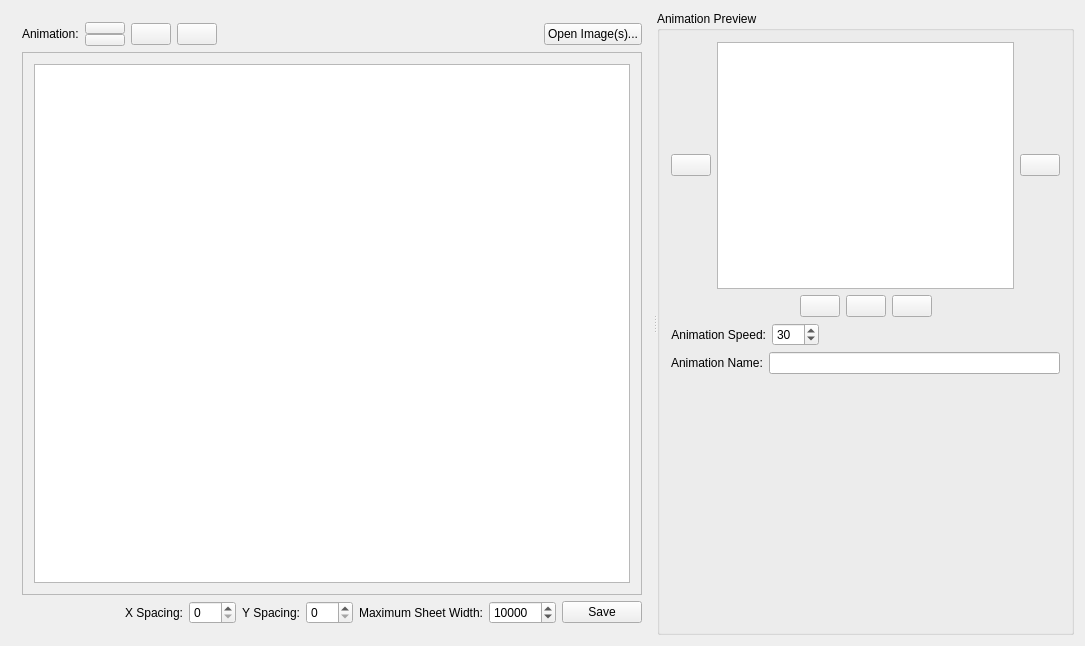
This is mainwindow.ui in meh2481/SpriteSheeter as Qt 5 draws it before an edit. The edited form follows.
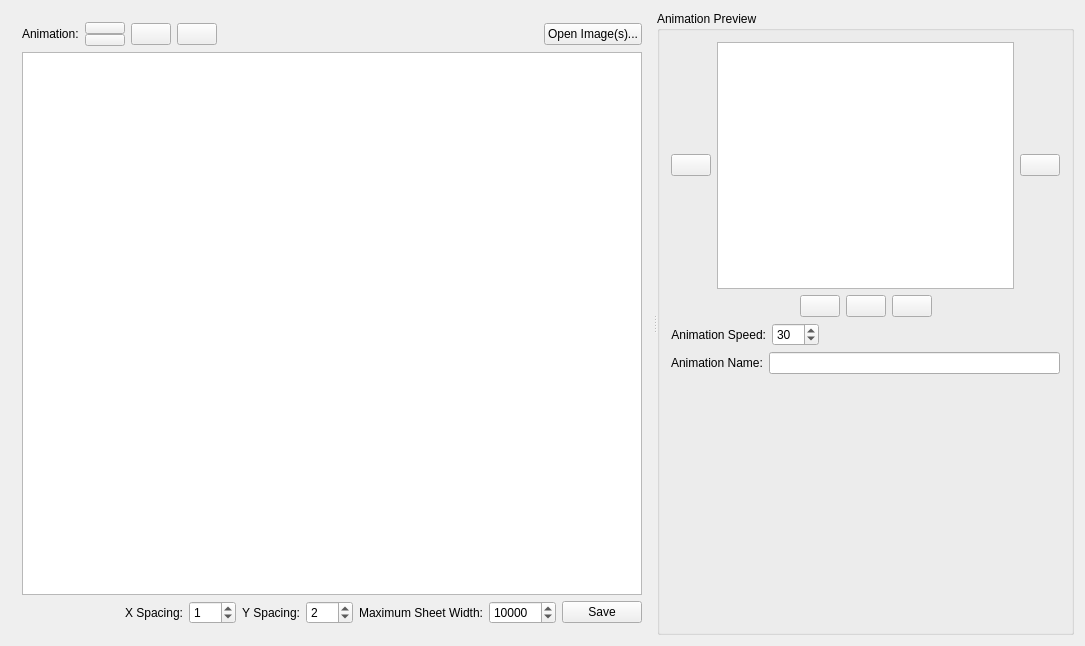
This is the edited form. Icons and pictures are not drawn.

The edit to the form file:
```diff
--- a/mainwindow.ui
+++ b/mainwindow.ui
@@ -157,26 +157,7 @@
          </layout>
         </item>
         <item>
-         <widget class="QScrollArea" name="scrollArea">
-          <property name="widgetResizable">
-           <bool>true</bool>
-          </property>
-          <widget class="QWidget" name="scrollAreaWidgetContents">
-           <property name="geometry">
-            <rect>
-             <x>0</x>
-             <y>0</y>
-             <width>637</width>
-             <height>538</height>
-            </rect>
-           </property>
-           <layout class="QHBoxLayout" name="horizontalLayout_12">
-            <item>
-             <widget class="QGraphicsView" name="sheetPreview"/>
-            </item>
-           </layout>
-          </widget>
-         </widget>
+         <widget class="QGraphicsView" name="sheetPreview"/>
         </item>
         <item>
          <layout class="QHBoxLayout" name="horizontalLayout_5">
@@ -216,6 +197,9 @@
               <property name="maximum">
                <number>999</number>
               </property>
+              <property name="value">
+               <number>1</number>
+              </property>
              </widget>
             </item>
            </layout>
@@ -243,6 +227,9 @@
               <property name="maximum">
                <number>999</number>
               </property>
+              <property name="value">
+               <number>2</number>
+              </property>
              </widget>
             </item>
            </layout>
```
